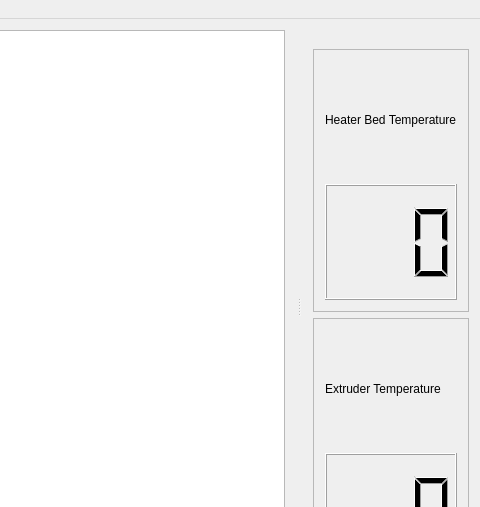
First picture: the form in mainwindow.ui, repository Bahamuttg/PiRinter3D, before the edit; both pictures show x 578 to 1058 and y 0 to 507 of the 1058 by 614 pixel window.
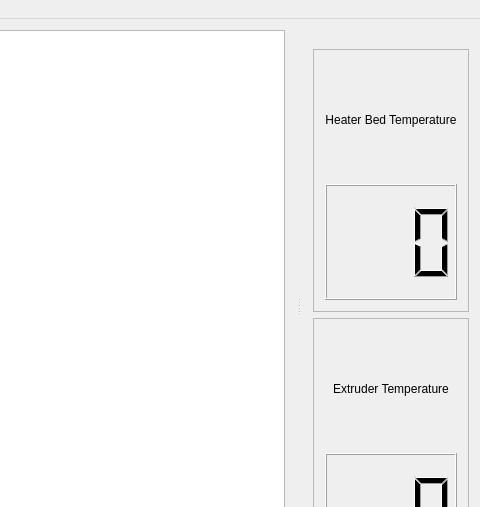
Second picture: the form after the edit. Icons and pictures are not drawn.

What changed in the file:
```diff
--- a/mainwindow.ui
+++ b/mainwindow.ui
@@ -202,6 +202,9 @@
             <property name="text">
              <string>Extruder Temperature</string>
             </property>
+            <property name="alignment">
+             <set>Qt::AlignCenter</set>
+            </property>
            </widget>
           </item>
           <item>
@@ -236,6 +239,9 @@
             <property name="text">
              <string>Heater Bed Temperature</string>
             </property>
+            <property name="alignment">
+             <set>Qt::AlignCenter</set>
+            </property>
            </widget>
           </item>
           <item>
```
